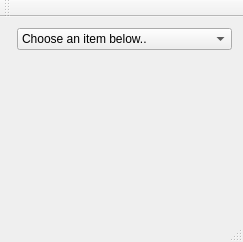
First picture: the form in SkilThrju/mainwindow.ui, repository karigeir/Skil3, before the edit.
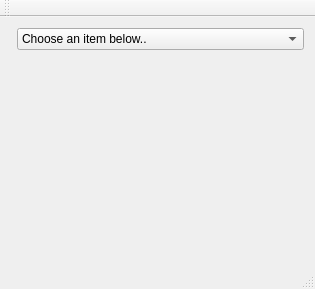
Second picture: the form after the edit.

What changed in the file:
```diff
--- a/SkilThrju/mainwindow.ui
+++ b/SkilThrju/mainwindow.ui
@@ -6,8 +6,8 @@
    <rect>
     <x>0</x>
     <y>0</y>
-    <width>243</width>
-    <height>242</height>
+    <width>315</width>
+    <height>289</height>
    </rect>
   </property>
   <property name="windowTitle">
```
Left out of the diff: 14 changed lines with no effect on the pictures.
